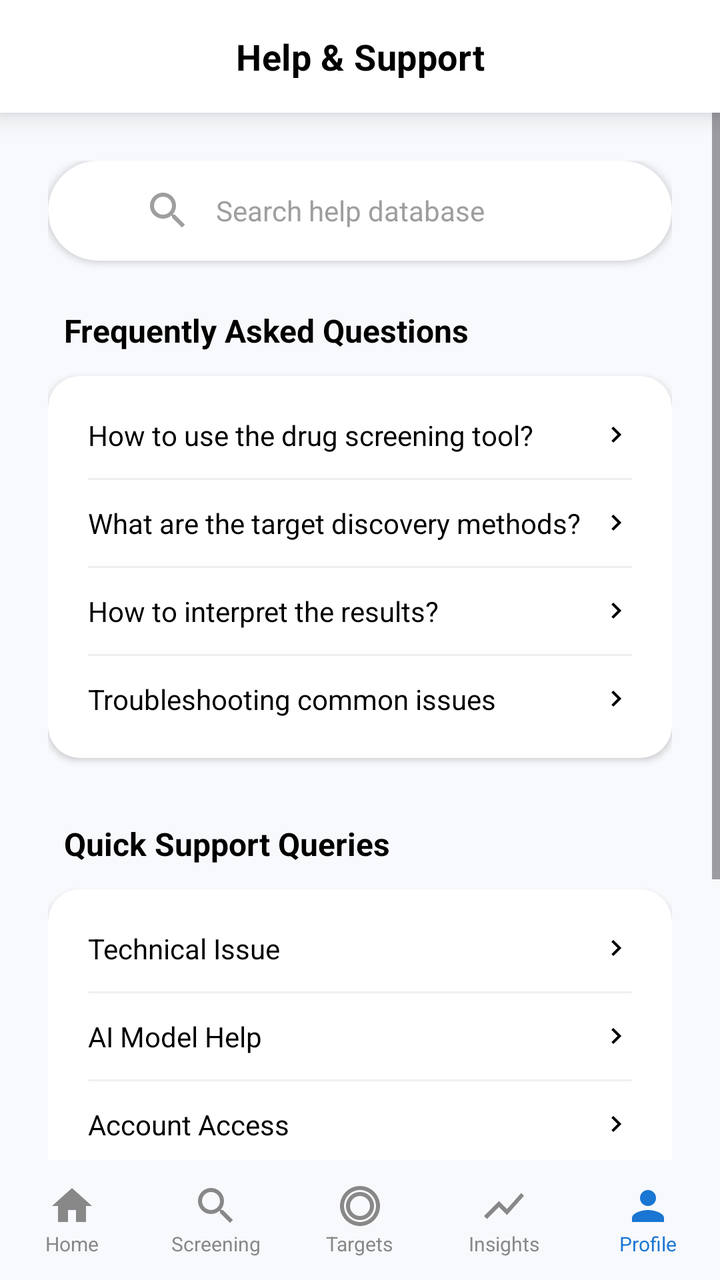
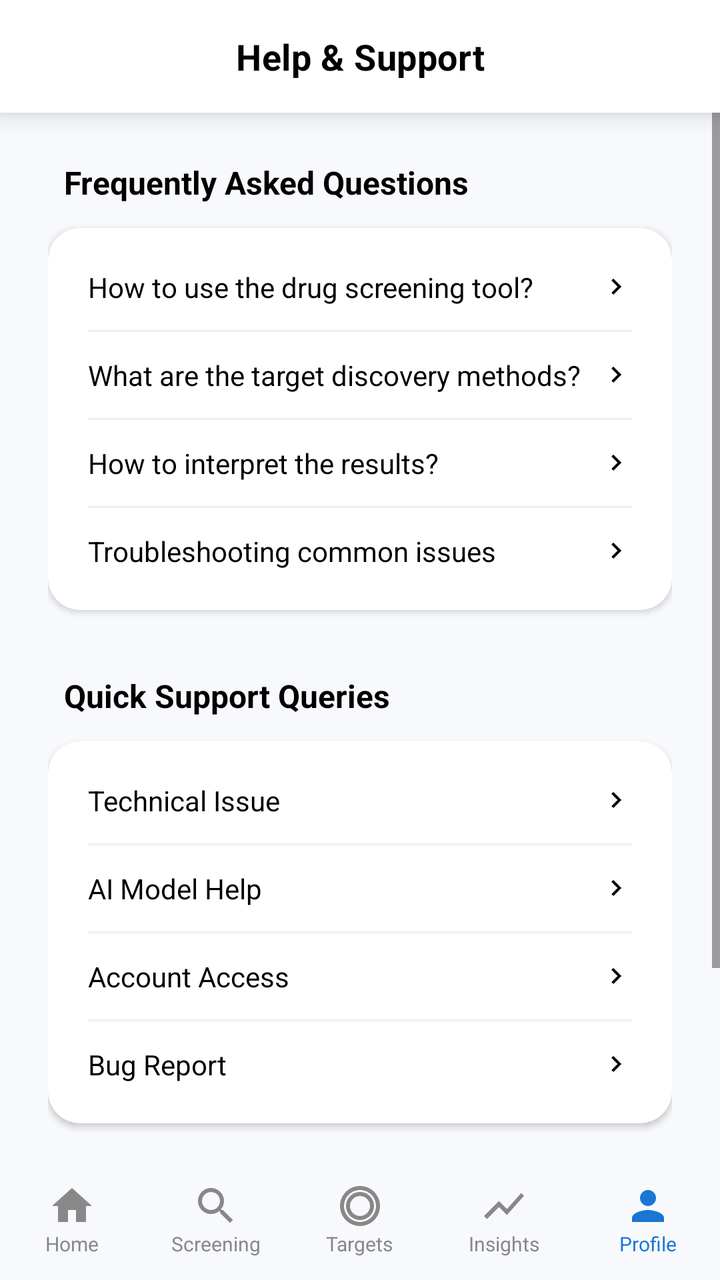

The first picture is an Android layout as it rendered before a commit; the second is the same layout after the commit. The layout source and the unified diff follow.
<!-- AndroidManifest.xml: application theme Theme.OvaDrugX -->
<!-- res/layout/activity_help_support.xml -->
<?xml version="1.0" encoding="utf-8"?>
<androidx.constraintlayout.widget.ConstraintLayout xmlns:android="http://schemas.android.com/apk/res/android"
    xmlns:app="http://schemas.android.com/apk/res-auto"
    xmlns:tools="http://schemas.android.com/tools"
    android:layout_width="match_parent"
    android:layout_height="match_parent"
    android:background="@color/premium_light_bg"
    tools:context=".HelpSupportActivity">

    
    <androidx.cardview.widget.CardView
        android:id="@+id/header_container"
        android:layout_width="match_parent"
        android:layout_height="wrap_content"
        app:cardBackgroundColor="@color/white"
        app:cardCornerRadius="0dp"
        app:cardElevation="8dp"
        app:layout_constraintTop_toTopOf="parent">
        
        <TextView
            android:id="@+id/tvHeader"
            android:layout_width="match_parent"
            android:layout_height="wrap_content"
            android:text="Help &amp; Support"
            android:textColor="@color/black"
            android:textSize="18sp"
            android:textStyle="bold"
            android:letterSpacing="0.01"
            android:gravity="center"
            android:padding="16dp" />
    </androidx.cardview.widget.CardView>

    <ScrollView
        android:layout_width="match_parent"
        android:layout_height="0dp"
        app:layout_constraintTop_toBottomOf="@id/header_container"
        app:layout_constraintBottom_toTopOf="@id/bottom_navigation_container">

        <LinearLayout
            android:layout_width="match_parent"
            android:layout_height="wrap_content"
            android:orientation="vertical"
            android:padding="24dp">

            
            <androidx.cardview.widget.CardView
                android:layout_width="match_parent"
                android:layout_height="wrap_content"
                android:layout_marginBottom="24dp"
                app:cardCornerRadius="25dp"
                app:cardElevation="2dp"
                app:cardBackgroundColor="@color/white">
                
                <EditText
                    android:layout_width="match_parent"
                    android:layout_height="50dp"
                    android:background="@null"
                    android:hint="Search help database"
                    android:textColorHint="#9E9E9E"
                    android:textColor="@color/black"
                    android:paddingStart="48dp"
                    android:paddingEnd="16dp"
                    android:drawableStart="@drawable/ic_search"
                    android:drawablePadding="12dp"
                    android:drawableTint="#9E9E9E"
                    android:textSize="14sp"/>
            </androidx.cardview.widget.CardView>

            
            <TextView
                android:layout_width="wrap_content"
                android:layout_height="wrap_content"
                android:text="Frequently Asked Questions"
                android:textColor="@color/black"
                android:textSize="16sp"
                android:textStyle="bold"
                android:layout_marginBottom="12dp"
                android:layout_marginStart="8dp"/>

            
            <androidx.cardview.widget.CardView
                android:layout_width="match_parent"
                android:layout_height="wrap_content"
                android:layout_marginBottom="32dp"
                app:cardCornerRadius="16dp"
                app:cardElevation="2dp"
                app:cardBackgroundColor="@color/white">

                <LinearLayout
                    android:layout_width="match_parent"
                    android:layout_height="wrap_content"
                    android:orientation="vertical"
                    android:padding="8dp">

                    <RelativeLayout
                        android:layout_width="match_parent"
                        android:layout_height="wrap_content"
                        android:padding="12dp"
                        android:clickable="true"
                        android:focusable="true"
                        android:background="?attr/selectableItemBackground">
                        <TextView
                            android:layout_width="wrap_content"
                            android:layout_height="wrap_content"
                            android:text="How to use the drug screening tool?"
                            android:textColor="@color/black"
                            android:textSize="14sp"/>
                        <ImageView
                            android:layout_width="16dp"
                            android:layout_height="16dp"
                            android:src="@drawable/ic_arrow_right"
                            android:layout_alignParentEnd="true"
                            android:layout_centerVertical="true"
                            app:tint="@color/black"/>
                    </RelativeLayout>
                    
                    <View android:layout_width="match_parent" android:layout_height="1dp" android:background="#F0F0F0" android:layout_marginHorizontal="12dp"/>

                    <RelativeLayout
                        android:layout_width="match_parent"
                        android:layout_height="wrap_content"
                        android:padding="12dp"
                        android:clickable="true"
                        android:focusable="true"
                        android:background="?attr/selectableItemBackground">
                        <TextView
                            android:layout_width="wrap_content"
                            android:layout_height="wrap_content"
                            android:text="What are the target discovery methods?"
                            android:textColor="@color/black"
                            android:textSize="14sp"/>
                        <ImageView
                            android:layout_width="16dp"
                            android:layout_height="16dp"
                            android:src="@drawable/ic_arrow_right"
                            android:layout_alignParentEnd="true"
                            android:layout_centerVertical="true"
                            app:tint="@color/black"/>
                    </RelativeLayout>
                    
                    <View android:layout_width="match_parent" android:layout_height="1dp" android:background="#F0F0F0" android:layout_marginHorizontal="12dp"/>

                    <RelativeLayout
                        android:layout_width="match_parent"
                        android:layout_height="wrap_content"
                        android:padding="12dp"
                        android:clickable="true"
                        android:focusable="true"
                        android:background="?attr/selectableItemBackground">
                        <TextView
                            android:layout_width="wrap_content"
                            android:layout_height="wrap_content"
                            android:text="How to interpret the results?"
                            android:textColor="@color/black"
                            android:textSize="14sp"/>
                        <ImageView
                            android:layout_width="16dp"
                            android:layout_height="16dp"
                            android:src="@drawable/ic_arrow_right"
                            android:layout_alignParentEnd="true"
                            android:layout_centerVertical="true"
                            app:tint="@color/black"/>
                    </RelativeLayout>
                    
                    <View android:layout_width="match_parent" android:layout_height="1dp" android:background="#F0F0F0" android:layout_marginHorizontal="12dp"/>

                    <RelativeLayout
                        android:layout_width="match_parent"
                        android:layout_height="wrap_content"
                        android:padding="12dp"
                        android:clickable="true"
                        android:focusable="true"
                        android:background="?attr/selectableItemBackground">
                        <TextView
                            android:layout_width="wrap_content"
                            android:layout_height="wrap_content"
                            android:text="Troubleshooting common issues"
                            android:textColor="@color/black"
                            android:textSize="14sp"/>
                        <ImageView
                            android:layout_width="16dp"
                            android:layout_height="16dp"
                            android:src="@drawable/ic_arrow_right"
                            android:layout_alignParentEnd="true"
                            android:layout_centerVertical="true"
                            app:tint="@color/black"/>
                    </RelativeLayout>
                </LinearLayout>
            </androidx.cardview.widget.CardView>

            
            <TextView
                android:layout_width="wrap_content"
                android:layout_height="wrap_content"
                android:text="Quick Support Queries"
                android:textColor="@color/black"
                android:textSize="16sp"
                android:textStyle="bold"
                android:layout_marginBottom="12dp"
                android:layout_marginStart="8dp"/>

            <androidx.cardview.widget.CardView
                android:layout_width="match_parent"
                android:layout_height="wrap_content"
                android:layout_marginBottom="32dp"
                app:cardCornerRadius="16dp"
                app:cardElevation="2dp"
                app:cardBackgroundColor="@color/white">

                <LinearLayout
                    android:layout_width="match_parent"
                    android:layout_height="wrap_content"
                    android:orientation="vertical"
                    android:padding="8dp">

                    <RelativeLayout
                        android:id="@+id/btnQueryTech"
                        android:layout_width="match_parent"
                        android:layout_height="wrap_content"
                        android:padding="12dp"
                        android:clickable="true"
                        android:focusable="true"
                        android:background="?attr/selectableItemBackground">
                        <TextView
                            android:layout_width="wrap_content"
                            android:layout_height="wrap_content"
                            android:text="Technical Issue"
                            android:textColor="@color/black"
                            android:textSize="14sp"/>
                        <ImageView
                            android:layout_width="16dp"
                            android:layout_height="16dp"
                            android:src="@drawable/ic_arrow_right"
                            android:layout_alignParentEnd="true"
                            android:layout_centerVertical="true"
                            app:tint="@color/black"/>
                    </RelativeLayout>
                    
                    <View android:layout_width="match_parent" android:layout_height="1dp" android:background="#F0F0F0" android:layout_marginHorizontal="12dp"/>

                    <RelativeLayout
                        android:id="@+id/btnQueryAi"
                        android:layout_width="match_parent"
                        android:layout_height="wrap_content"
                        android:padding="12dp"
                        android:clickable="true"
                        android:focusable="true"
                        android:background="?attr/selectableItemBackground">
                        <TextView
                            android:layout_width="wrap_content"
                            android:layout_height="wrap_content"
                            android:text="AI Model Help"
                            android:textColor="@color/black"
                            android:textSize="14sp"/>
                        <ImageView
                            android:layout_width="16dp"
                            android:layout_height="16dp"
                            android:src="@drawable/ic_arrow_right"
                            android:layout_alignParentEnd="true"
                            android:layout_centerVertical="true"
                            app:tint="@color/black"/>
                    </RelativeLayout>
                    
                    <View android:layout_width="match_parent" android:layout_height="1dp" android:background="#F0F0F0" android:layout_marginHorizontal="12dp"/>

                    <RelativeLayout
                        android:id="@+id/btnQueryAccount"
                        android:layout_width="match_parent"
                        android:layout_height="wrap_content"
                        android:padding="12dp"
                        android:clickable="true"
                        android:focusable="true"
                        android:background="?attr/selectableItemBackground">
                        <TextView
                            android:layout_width="wrap_content"
                            android:layout_height="wrap_content"
                            android:text="Account Access"
                            android:textColor="@color/black"
                            android:textSize="14sp"/>
                        <ImageView
                            android:layout_width="16dp"
                            android:layout_height="16dp"
                            android:src="@drawable/ic_arrow_right"
                            android:layout_alignParentEnd="true"
                            android:layout_centerVertical="true"
                            app:tint="@color/black"/>
                    </RelativeLayout>
                    
                    <View android:layout_width="match_parent" android:layout_height="1dp" android:background="#F0F0F0" android:layout_marginHorizontal="12dp"/>

                    <RelativeLayout
                        android:id="@+id/btnQueryBug"
                        android:layout_width="match_parent"
                        android:layout_height="wrap_content"
                        android:padding="12dp"
                        android:clickable="true"
                        android:focusable="true"
                        android:background="?attr/selectableItemBackground">
                        <TextView
                            android:layout_width="wrap_content"
                            android:layout_height="wrap_content"
                            android:text="Bug Report"
                            android:textColor="@color/black"
                            android:textSize="14sp"/>
                        <ImageView
                            android:layout_width="16dp"
                            android:layout_height="16dp"
                            android:src="@drawable/ic_arrow_right"
                            android:layout_alignParentEnd="true"
                            android:layout_centerVertical="true"
                            app:tint="@color/black"/>
                    </RelativeLayout>
                </LinearLayout>
            </androidx.cardview.widget.CardView>

            
            <androidx.appcompat.widget.AppCompatButton
                android:id="@+id/btnContactSupport"
                android:layout_width="match_parent"
                android:layout_height="56dp"
                android:layout_marginBottom="24dp"
                android:background="@drawable/bg_rounded_border"
                android:backgroundTint="#87CEEB"
                android:text="Contact Technical Support"
                android:textAllCaps="false"
                android:textColor="@color/white"
                android:textSize="15sp"
                android:textStyle="bold" />

        </LinearLayout>
    </ScrollView>

    
    <LinearLayout
        android:id="@+id/bottom_navigation_container"
        android:layout_width="match_parent"
        android:layout_height="60dp"
        android:orientation="horizontal"
    
        android:elevation="8dp"
        android:paddingTop="8dp"
        android:paddingBottom="8dp"
        app:layout_constraintBottom_toBottomOf="parent">

        <LinearLayout
            android:id="@+id/navHome"
            android:layout_width="0dp"
            android:layout_height="match_parent"
            android:layout_weight="1"
            android:orientation="vertical"
            android:gravity="center"
            android:clickable="true"
            android:focusable="true">
            <ImageView
                android:layout_width="24dp"
                android:layout_height="24dp"
                android:src="@drawable/ic_home"
                app:tint="@color/text_secondary"/>
            <TextView
                android:layout_width="wrap_content"
                android:layout_height="wrap_content"
                android:text="Home"
                android:textSize="10sp"
                android:textColor="@color/text_secondary"/>
        </LinearLayout>

        <LinearLayout
            android:id="@+id/navScreening"
            android:layout_width="0dp"
            android:layout_height="match_parent"
            android:layout_weight="1"
            android:orientation="vertical"
            android:gravity="center"
            android:clickable="true"
            android:focusable="true">
            <ImageView
                android:layout_width="24dp"
                android:layout_height="24dp"
                android:src="@drawable/ic_search"
                app:tint="@color/text_secondary"/>
            <TextView
                android:layout_width="wrap_content"
                android:layout_height="wrap_content"
                android:text="Screening"
                android:textSize="10sp"
                android:textColor="@color/text_secondary"/>
        </LinearLayout>

        <LinearLayout
            android:id="@+id/navTargets"
            android:layout_width="0dp"
            android:layout_height="match_parent"
            android:layout_weight="1"
            android:orientation="vertical"
            android:gravity="center"
            android:clickable="true"
            android:focusable="true">
            <ImageView
                android:layout_width="24dp"
                android:layout_height="24dp"
                android:src="@drawable/ic_target"
                app:tint="@color/text_secondary"/>
            <TextView
                android:layout_width="wrap_content"
                android:layout_height="wrap_content"
                android:text="Targets"
                android:textSize="10sp"
                android:textColor="@color/text_secondary"/>
        </LinearLayout>

        <LinearLayout
            android:id="@+id/navInsights"
            android:layout_width="0dp"
            android:layout_height="match_parent"
            android:layout_weight="1"
            android:orientation="vertical"
            android:gravity="center"
            android:clickable="true"
            android:focusable="true">
            <ImageView
                android:layout_width="24dp"
                android:layout_height="24dp"
                android:src="@drawable/ic_insights"
                app:tint="@color/text_secondary"/>
            <TextView
                android:layout_width="wrap_content"
                android:layout_height="wrap_content"
                android:text="Insights"
                android:textSize="10sp"
                android:textColor="@color/text_secondary"/>
        </LinearLayout>

        <LinearLayout
            android:id="@+id/navProfile"
            android:layout_width="0dp"
            android:layout_height="match_parent"
            android:layout_weight="1"
            android:orientation="vertical"
            android:gravity="center"
            android:clickable="true"
            android:focusable="true">
            <ImageView
                android:layout_width="24dp"
                android:layout_height="24dp"
                android:src="@drawable/ic_profile"
                app:tint="@color/primary_blue"/>
            <TextView
                android:layout_width="wrap_content"
                android:layout_height="wrap_content"
                android:text="Profile"
                android:textSize="10sp"
                android:textColor="@color/primary_blue"/>
        </LinearLayout>
    </LinearLayout>

</androidx.constraintlayout.widget.ConstraintLayout>
<!-- resources referenced by this layout -->
<resources>
  <color name="black">#FF000000</color>
  <color name="premium_light_bg">#F7F9FC</color>
  <color name="primary_blue">#1976D2</color>
  <color name="text_secondary">#888888</color>
  <color name="white">#FFFFFFFF</color>
  <!-- drawable bg_rounded_border (drawable) -->
  <?xml version="1.0" encoding="utf-8"?>
  <shape xmlns:android="http://schemas.android.com/apk/res/android">
      <solid android:color="@android:color/transparent" />
      <stroke
          android:width="1dp"
          android:color="#E0E0E0" />
      <corners android:radius="8dp" />
  </shape>
  <!-- drawable ic_arrow_right (drawable) -->
  <vector xmlns:android="http://schemas.android.com/apk/res/android"
      android:width="24dp"
      android:height="24dp"
      android:viewportWidth="24"
      android:viewportHeight="24">
    <path
        android:pathData="M10,6L8.59,7.41 13.17,12l-4.58,4.59L10,18l6,-6 -6,-6z"
        android:fillColor="#000000"/>
  </vector>
  <!-- drawable ic_home (drawable) -->
  <vector xmlns:android="http://schemas.android.com/apk/res/android"
      android:width="24dp"
      android:height="24dp"
      android:viewportWidth="24"
      android:viewportHeight="24">
      <path
          android:fillColor="#FF000000"
          android:pathData="M10,20v-6h4v6h5v-8h3L12,3 2,12h3v8z" />
  </vector>
  <!-- drawable ic_insights (drawable) -->
  <vector xmlns:android="http://schemas.android.com/apk/res/android"
      android:width="24dp"
      android:height="24dp"
      android:viewportWidth="24"
      android:viewportHeight="24">
      <path
          android:fillColor="#FF000000"
          android:pathData="M3.5,18.49l6,-6.01 4,4L22,6.92l-1.41,-1.41 -7.09,7.97 -4,-4L2,16.99z" />
  </vector>
  <!-- drawable ic_profile (drawable) -->
  <vector xmlns:android="http://schemas.android.com/apk/res/android"
      android:width="24dp"
      android:height="24dp"
      android:viewportWidth="24"
      android:viewportHeight="24">
      <path
          android:fillColor="#FF000000"
          android:pathData="M12,12c2.21,0 4,-1.79 4,-4s-1.79,-4 -4,-4 -4,1.79 -4,4 1.79,4 4,4zM12,14c-2.67,0 -8,1.34 -8,4v2h16v-2c0,-2.66 -5.33,-4 -8,-4z" />
  </vector>
  <style name="Base.Theme.OvaDrugX" parent="Theme.Material3.DayNight.NoActionBar">
          
          
          <item name="android:windowBackground">@drawable/page_background</item>
          <item name="android:colorBackground">@android:color/transparent</item>
      </style>
  <style name="TextAppearance.App.HeadlineMedium" parent="TextAppearance.Material3.HeadlineMedium">
          <item name="android:textStyle">bold</item>
          <item name="android:letterSpacing">0.02</item>
      </style>
  <style name="TextAppearance.App.TitleLarge" parent="TextAppearance.Material3.TitleLarge">
          <item name="android:textStyle">bold</item>
          <item name="android:letterSpacing">0.02</item>
      </style>
  <style name="TextAppearance.App.TitleMedium" parent="TextAppearance.Material3.TitleMedium">
          <item name="android:textStyle">bold</item>
      </style>
  <style name="TextAppearance.App.BodyLarge" parent="TextAppearance.Material3.BodyLarge">
          <item name="android:textColor">@color/text_dark</item>
      </style>
  <style name="TextAppearance.App.BodyMedium" parent="TextAppearance.Material3.BodyMedium">
          <item name="android:textColor">@color/text_secondary</item>
      </style>
  <style name="TextAppearance.App.LabelSmall" parent="TextAppearance.Material3.LabelSmall">
          <item name="android:textStyle">bold</item>
          <item name="android:textAllCaps">true</item>
      </style>
  <!-- drawable page_background (drawable) -->
  <?xml version="1.0" encoding="utf-8"?>
  <shape xmlns:android="http://schemas.android.com/apk/res/android">
      <solid android:color="@color/premium_light_bg"/>
  </shape>
  <color name="text_dark">#212121</color>
  <!-- unchanged entries left out for length: 3 -->
</resources>

<!-- the commit's change to res/layout/activity_help_support.xml (unified diff, before → after) -->
@@ -42,29 +42,7 @@
             android:orientation="vertical"
             android:padding="24dp">
 
-            
-            <androidx.cardview.widget.CardView
-                android:layout_width="match_parent"
-                android:layout_height="wrap_content"
-                android:layout_marginBottom="24dp"
-                app:cardCornerRadius="25dp"
-                app:cardElevation="2dp"
-                app:cardBackgroundColor="@color/white">
-                
-                <EditText
-                    android:layout_width="match_parent"
-                    android:layout_height="50dp"
-                    android:background="@null"
-                    android:hint="Search help database"
-                    android:textColorHint="#9E9E9E"
-                    android:textColor="@color/black"
-                    android:paddingStart="48dp"
-                    android:paddingEnd="16dp"
-                    android:drawableStart="@drawable/ic_search"
-                    android:drawablePadding="12dp"
-                    android:drawableTint="#9E9E9E"
-                    android:textSize="14sp"/>
-            </androidx.cardview.widget.CardView>
+
 
             
             <TextView
@@ -93,6 +71,7 @@
                     android:padding="8dp">
 
                     <RelativeLayout
+                        android:id="@+id/btnFaq1"
                         android:layout_width="match_parent"
                         android:layout_height="wrap_content"
                         android:padding="12dp"
@@ -117,6 +96,7 @@
                     <View android:layout_width="match_parent" android:layout_height="1dp" android:background="#F0F0F0" android:layout_marginHorizontal="12dp"/>
 
                     <RelativeLayout
+                        android:id="@+id/btnFaq2"
                         android:layout_width="match_parent"
                         android:layout_height="wrap_content"
                         android:padding="12dp"
@@ -141,6 +121,7 @@
                     <View android:layout_width="match_parent" android:layout_height="1dp" android:background="#F0F0F0" android:layout_marginHorizontal="12dp"/>
 
                     <RelativeLayout
+                        android:id="@+id/btnFaq3"
                         android:layout_width="match_parent"
                         android:layout_height="wrap_content"
                         android:padding="12dp"
@@ -165,6 +146,7 @@
                     <View android:layout_width="match_parent" android:layout_height="1dp" android:background="#F0F0F0" android:layout_marginHorizontal="12dp"/>
 
                     <RelativeLayout
+                        android:id="@+id/btnFaq4"
                         android:layout_width="match_parent"
                         android:layout_height="wrap_content"
                         android:padding="12dp"
@@ -320,10 +302,10 @@
                 android:layout_height="56dp"
                 android:layout_marginBottom="24dp"
                 android:background="@drawable/bg_rounded_border"
-                android:backgroundTint="#87CEEB"
+                android:backgroundTint="@color/primary_blue"
                 android:text="Contact Technical Support"
                 android:textAllCaps="false"
-                android:textColor="@color/white"
+                android:textColor="@color/black"
                 android:textSize="15sp"
                 android:textStyle="bold" />
 
